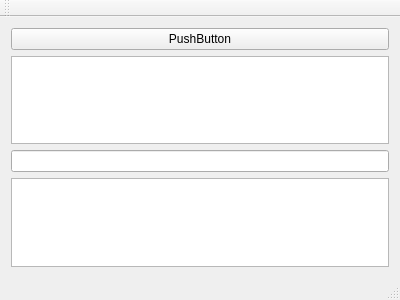
First picture: the form in untitled/mainwindow.ui, repository wodelover/QKeyTools, before the edit.
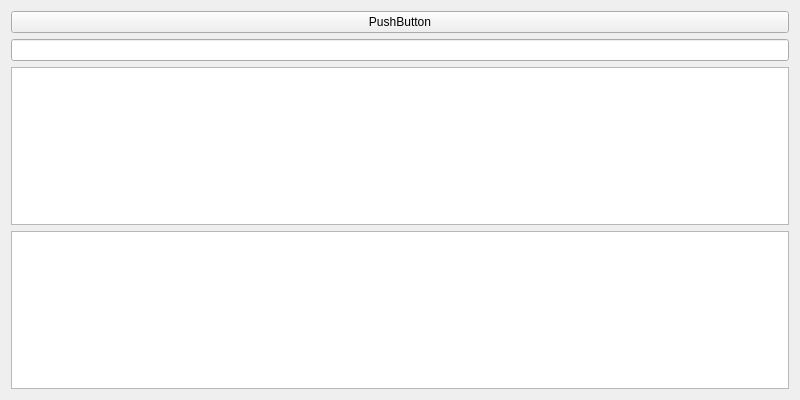
Second picture: the form after the edit.

Diff of the .ui file:
```diff
--- a/untitled/mainwindow.ui
+++ b/untitled/mainwindow.ui
@@ -6,8 +6,8 @@
    <rect>
     <x>0</x>
     <y>0</y>
-    <width>400</width>
-    <height>300</height>
+    <width>800</width>
+    <height>400</height>
    </rect>
   </property>
   <property name="windowTitle">
@@ -25,36 +25,17 @@
       </property>
      </widget>
     </item>
-    <item>
-     <widget class="QTextEdit" name="textEdit"/>
-    </item>
     <item>
      <widget class="QLineEdit" name="lineEdit"/>
     </item>
+    <item>
+     <widget class="QTextEdit" name="textEdit"/>
+    </item>
     <item>
      <widget class="QPlainTextEdit" name="plainTextEdit"/>
     </item>
    </layout>
   </widget>
-  <widget class="QMenuBar" name="menuBar">
-   <property name="geometry">
-    <rect>
-     <x>0</x>
-     <y>0</y>
-     <width>400</width>
-     <height>23</height>
-    </rect>
-   </property>
-  </widget>
-  <widget class="QToolBar" name="mainToolBar">
-   <attribute name="toolBarArea">
-    <enum>TopToolBarArea</enum>
-   </attribute>
-   <attribute name="toolBarBreak">
-    <bool>false</bool>
-   </attribute>
-  </widget>
-  <widget class="QStatusBar" name="statusBar"/>
  </widget>
  <layoutdefault spacing="6" margin="11"/>
  <resources/>
```
